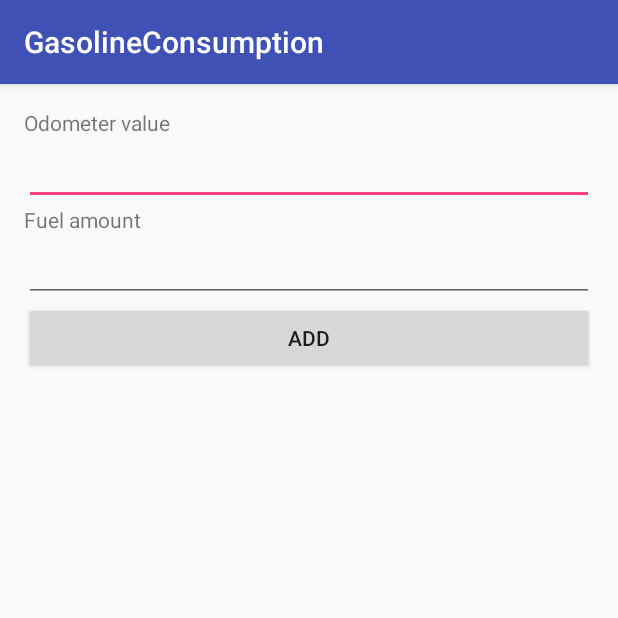
After one commit to luonglearnstocode/GasolineConsumption, an Android app: the Second screen opened directly, with no data from a screen before it, on a phone screen of 412 x 824 dp, the top half of it. The commit adds this screen. Run offline under Robolectric (Android 15) with nearby library versions, the phone set to English and light mode, and no system bars.

Commit message:
add_data activity

```diff
--- a/app/src/main/AndroidManifest.xml
+++ b/app/src/main/AndroidManifest.xml
@@ -15,6 +15,7 @@
                 <category android:name="android.intent.category.LAUNCHER" />
             </intent-filter>
         </activity>
+        <activity android:name=".Second"></activity>
     </application>
 
 </manifest>
--- /dev/null
+++ b/app/src/main/java/com/example/android/gasolineconsumption/Second.java
@@ -0,0 +1,70 @@
+package com.example.android.gasolineconsumption;
+
+import android.app.Activity;
+import android.content.Intent;
+import android.content.SharedPreferences;
+import android.support.v7.app.AppCompatActivity;
+import android.os.Bundle;
+import android.view.View;
+import android.widget.EditText;
+
+import java.util.ArrayList;
+import java.util.HashSet;
+import java.util.Set;
+
+public class Second extends AppCompatActivity {
+    private static final String PREF = "TestPref";
+    private Set<String> set = new HashSet<String>();
+    private String dataAdded;
+    private ArrayList<String> data;
+    ;
+    private int odometerValue = 0;
+    private int fuelAmount = 0;
+
+    @Override
+    protected void onCreate(Bundle savedInstanceState) {
+        super.onCreate(savedInstanceState);
+        setContentView(R.layout.activity_second);
+
+        //data = new ArrayList<String>();
+//        data.add("16.12.2015\t120567\t42");
+//        data.add("2.1.2016\t120869\t38");
+//        data.add("9.1.2016\t121146\t43");
+//        data.add("13.1.2016\t121459\t39");
+
+
+        SharedPreferences prefGet = getSharedPreferences(PREF, Activity.MODE_PRIVATE);
+        set = prefGet.getStringSet("key", null);
+        data = new ArrayList<String>();
+        data.addAll(set);
+//        EditText odometer = (EditText) findViewById(R.id.odometer_value);
+//        odometerValue = Integer.parseInt(odometer.getText().toString());
+//
+//        EditText fuel = (EditText) findViewById(R.id.fuel_amount);
+//        fuelAmount = Integer.parseInt(fuel.getText().toString());
+//
+//        dataAdded = "date/t" + odometerValue + "/t" + fuelAmount;
+
+
+    }
+
+    public void confirm(View view) {
+        EditText odometer = (EditText) findViewById(R.id.odometer_value);
+        odometerValue = Integer.parseInt(odometer.getText().toString());
+
+        EditText fuel = (EditText) findViewById(R.id.fuel_amount);
+        fuelAmount = Integer.parseInt(fuel.getText().toString());
+
+        dataAdded = "16.2.2016" + "/t" + odometerValue + "/t" + fuelAmount;
+
+        SharedPreferences prefPut = getSharedPreferences(PREF, Activity.MODE_PRIVATE);
+        SharedPreferences.Editor prefEditor = prefPut.edit();
+        data.add(dataAdded);
+        prefEditor.putStringSet("key", set);
+        prefEditor.commit();
+
+        //finish();
+        Intent main = new Intent(this, MainActivity.class);
+        startActivity(main);
+    }
+}
--- a/app/src/main/res/layout/activity_main.xml
+++ b/app/src/main/res/layout/activity_main.xml
@@ -93,13 +93,17 @@
         android:text="" />
 
     <Button
+        android:id="@+id/add_button"
         android:layout_width="wrap_content"
         android:layout_height="wrap_content"
+        android:onClick="add"
         android:text="add"/>
 
     <Button
+        android:id="@+id/history_button"
         android:layout_width="wrap_content"
         android:layout_height="wrap_content"
+        android:onClick="showHistory"
         android:text="History" />
 
 </LinearLayout>
--- /dev/null
+++ b/app/src/main/res/layout/activity_second.xml
@@ -0,0 +1,40 @@
+<?xml version="1.0" encoding="utf-8"?>
+<LinearLayout xmlns:android="http://schemas.android.com/apk/res/android"
+    xmlns:tools="http://schemas.android.com/tools"
+    android:layout_width="match_parent"
+    android:layout_height="match_parent"
+    android:orientation="vertical"
+    android:paddingBottom="@dimen/activity_vertical_margin"
+    android:paddingLeft="@dimen/activity_horizontal_margin"
+    android:paddingRight="@dimen/activity_horizontal_margin"
+    android:paddingTop="@dimen/activity_vertical_margin"
+    tools:context="com.example.android.gasolineconsumption.Second">
+
+    <TextView
+        android:layout_width="match_parent"
+        android:layout_height="wrap_content"
+        android:text="Odometer value" />
+
+    <EditText
+        android:id="@+id/odometer_value"
+        android:layout_width="match_parent"
+        android:layout_height="wrap_content" />
+
+    <TextView
+        android:layout_width="match_parent"
+        android:layout_height="wrap_content"
+        android:text="Fuel amount" />
+
+    <EditText
+        android:id="@+id/fuel_amount"
+        android:layout_width="match_parent"
+        android:layout_height="wrap_content" />
+
+    <Button
+        android:id="@+id/add"
+        android:layout_width="match_parent"
+        android:layout_height="wrap_content"
+        android:onClick="confirm"
+        android:text="Add" />
+
+</LinearLayout>
```
Also changed, not shown: app/src/main/java/com/example/android/gasolineconsumption/MainActivity.java (+44 -3 lines).
